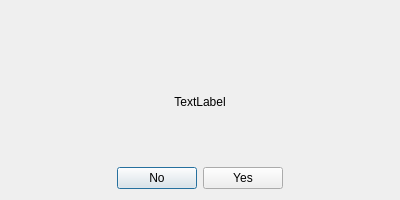
mikaelsundell/automator, file question.ui: the form before one commit.
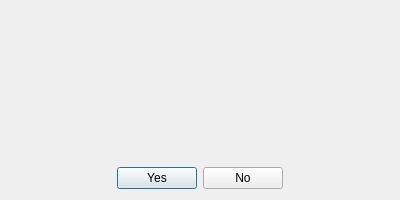
The form after the commit. Icons and pictures are not drawn.

```diff
--- a/question.ui
+++ b/question.ui
@@ -95,7 +95,7 @@
         </sizepolicy>
        </property>
        <property name="text">
-        <string>TextLabel</string>
+        <string/>
        </property>
        <property name="alignment">
         <set>Qt::AlignCenter</set>
@@ -125,13 +125,6 @@
        </property>
       </spacer>
      </item>
-     <item>
-      <widget class="QPushButton" name="no">
-       <property name="text">
-        <string>No</string>
-       </property>
-      </widget>
-     </item>
      <item>
       <widget class="QPushButton" name="yes">
        <property name="text">
@@ -139,6 +132,13 @@
        </property>
       </widget>
      </item>
+     <item>
+      <widget class="QPushButton" name="no">
+       <property name="text">
+        <string>No</string>
+       </property>
+      </widget>
+     </item>
      <item>
       <spacer name="horizontalSpacer">
        <property name="orientation">
```
